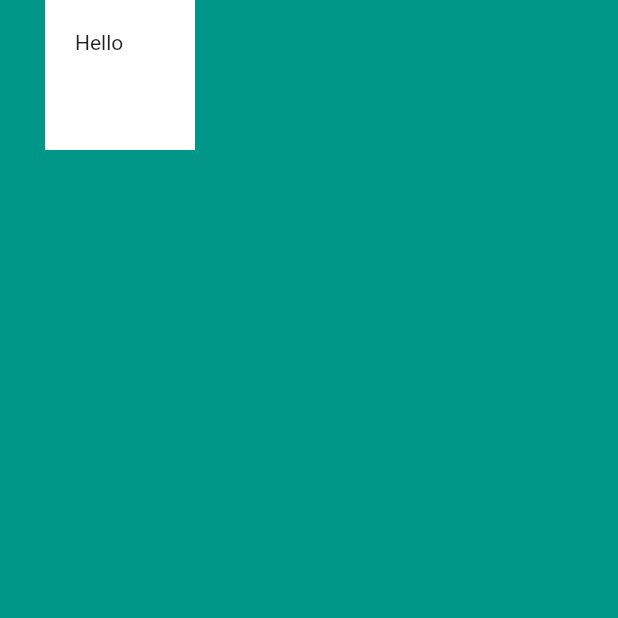
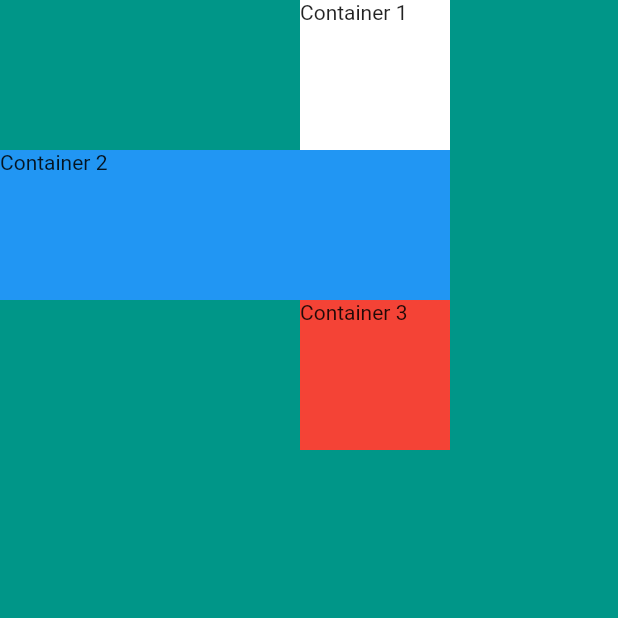
Before and after one commit to BOSOEK/Udemy_Flutter, a Flutter app: the screen it shows after launch, on a phone screen of 412 x 824 dp, the top half of it. Run offline on Flutter 3.47's test engine with Material 2 defaults, Android fonts, the light colour scheme and no system bars.

Commit message:
42강 수강중-주석 잘 남겨라

```diff
--- a/mi_card_flutter-master/lib/main.dart
+++ b/mi_card_flutter-master/lib/main.dart
@@ -15,13 +15,28 @@ class Myapp extends StatelessWidget {
       home: Scaffold(
         backgroundColor: Colors.teal,
         body: SafeArea(
-          child : Container(
-            height: 100.0,
-            width: 100.0,
-            margin: EdgeInsets.only(left: 30.0),
-            padding: EdgeInsets.all(20.0),
-            color: Colors.white,
-            child: Text('Hello'),
+          child : Column(
+            crossAxisAlignment: CrossAxisAlignment.end,
+            children: <Widget> [
+              Container(
+                height: 100.0,
+                width: 100.0,
+                color: Colors.white,
+                child: Text('Container 1'),
+              ),
+              Container(
+                width: 300.0,
+                height: 100.0,
+                color: Colors.blue,
+                child: Text('Container 2'),
+              ),
+              Container(
+                width: 100.0,
+                height: 100.0,
+                color: Colors.red,
+                child: Text('Container 3'),
+              ),
+            ],
           ),
         ),
       ),
```
Also changed, not shown: 2 other files.
